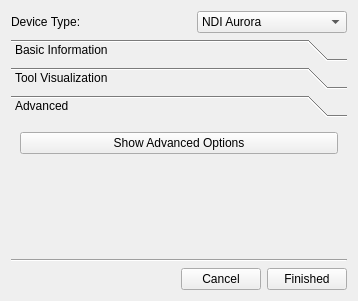
The window that Modules/IGTUI/Qmitk/QmitkNavigationToolCreationWidget.ui (MITK/MITK) describes before a commit, drawn with Qt 5.
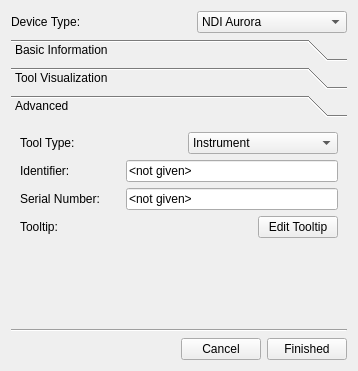
The same window after the commit. The open tabs and pages were chosen to show the change. Custom widgets are drawn as their Qt base class.

The edit to the form file:
```diff
--- a/Modules/IGTUI/Qmitk/QmitkNavigationToolCreationWidget.ui
+++ b/Modules/IGTUI/Qmitk/QmitkNavigationToolCreationWidget.ui
@@ -7,7 +7,7 @@
     <x>0</x>
     <y>0</y>
     <width>358</width>
-    <height>301</height>
+    <height>371</height>
    </rect>
   </property>
   <property name="windowTitle">
@@ -234,24 +234,149 @@
         <x>0</x>
         <y>0</y>
         <width>336</width>
-        <height>108</height>
+        <height>178</height>
        </rect>
       </property>
       <attribute name="label">
        <string>Advanced</string>
       </attribute>
-      <layout class="QGridLayout" name="gridLayout">
-       <item row="0" column="0">
-        <widget class="QPushButton" name="m_ShowAdvancedOptionsPB">
-         <property name="text">
-          <string>Show Advanced Options</string>
-         </property>
-         <property name="checkable">
-          <bool>true</bool>
-         </property>
-        </widget>
+      <layout class="QVBoxLayout" name="verticalLayout_4">
+       <item>
+        <layout class="QHBoxLayout" name="horizontalLayout_4">
+         <item>
+          <widget class="QLabel" name="label_7">
+           <property name="minimumSize">
+            <size>
+             <width>100</width>
+             <height>0</height>
+            </size>
+           </property>
+           <property name="text">
+            <string>Tool Type:</string>
+           </property>
+          </widget>
+         </item>
+         <item>
+          <widget class="QComboBox" name="m_ToolTypeChooser">
+           <property name="minimumSize">
+            <size>
+             <width>150</width>
+             <height>0</height>
+            </size>
+           </property>
+           <property name="maximumSize">
+            <size>
+             <width>150</width>
+             <height>16777215</height>
+            </size>
+           </property>
+           <item>
+            <property name="text">
+             <string>Instrument</string>
+            </property>
+           </item>
+           <item>
+            <property name="text">
+             <string>Fiducial</string>
+            </property>
+           </item>
+           <item>
+            <property name="text">
+             <string>Skinmarker</string>
+            </property>
+           </item>
+           <item>
+            <property name="text">
+             <string>Unkown</string>
+            </property>
+           </item>
+          </widget>
+         </item>
+        </layout>
        </item>
-       <item row="1" column="0">
+       <item>
+        <layout class="QHBoxLayout" name="horizontalLayout_5">
+         <item>
+          <widget class="QLabel" name="label_4">
+           <property name="minimumSize">
+            <size>
+             <width>100</width>
+             <height>0</height>
+            </size>
+           </property>
+           <property name="text">
+            <string>Identifier:</string>
+           </property>
+          </widget>
+         </item>
+         <item>
+          <widget class="QLineEdit" name="m_IdentifierEdit">
+           <property name="text">
+            <string>&lt;not given&gt;</string>
+           </property>
+          </widget>
+         </item>
+        </layout>
+       </item>
+       <item>
+        <layout class="QHBoxLayout" name="horizontalLayout_8">
+         <item>
+          <widget class="QLabel" name="label_5">
+           <property name="minimumSize">
+            <size>
+             <width>100</width>
+             <height>0</height>
+            </size>
+           </property>
+           <property name="text">
+            <string>Serial Number:</string>
+           </property>
+          </widget>
+         </item>
+         <item>
+          <widget class="QLineEdit" name="m_SerialNumberEdit">
+           <property name="text">
+            <string>&lt;not given&gt;</string>
+           </property>
+          </widget>
+         </item>
+        </layout>
+       </item>
+       <item>
+        <layout class="QHBoxLayout" name="horizontalLayout_3">
+         <item>
+          <widget class="QLabel" name="label_2">
+           <property name="text">
+            <string>Tooltip:</string>
+           </property>
+          </widget>
+         </item>
+         <item>
+          <spacer name="horizontalSpacer_2">
+           <property name="orientation">
+            <enum>Qt::Horizontal</enum>
+           </property>
+           <property name="sizeHint" stdset="0">
+            <size>
+             <width>40</width>
+             <height>20</height>
+            </size>
+           </property>
+          </spacer>
+         </item>
+         <item>
+          <widget class="QPushButton" name="m_ShowAdvancedOptionsPB">
+           <property name="text">
+            <string>Edit Tooltip</string>
+           </property>
+           <property name="checkable">
+            <bool>true</bool>
+           </property>
+          </widget>
+         </item>
+        </layout>
+       </item>
+       <item>
         <spacer name="verticalSpacer">
          <property name="orientation">
           <enum>Qt::Vertical</enum>
```
Left out of the diff: 4 changed lines with no effect on the pictures.
